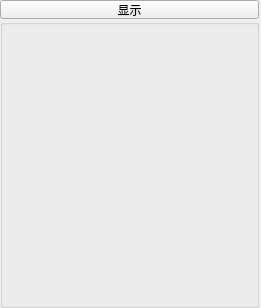
Above: ShaGang/view/DataForm.ui from Leroy888/ShaGang before the change. Below: the same form after it.
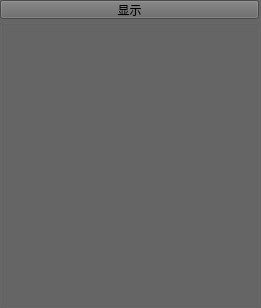
That is the form after the change. Icons and pictures are not drawn.

What changed in the file:
```diff
--- a/ShaGang/view/DataForm.ui
+++ b/ShaGang/view/DataForm.ui
@@ -13,6 +13,10 @@
   <property name="windowTitle">
    <string>Form</string>
   </property>
+  <property name="styleSheet">
+   <string notr="true">background-color: rgb(102, 102, 102);
+</string>
+  </property>
   <layout class="QGridLayout" name="gridLayout">
    <property name="leftMargin">
     <number>0</number>
@@ -40,6 +44,9 @@
        <height>19</height>
       </size>
      </property>
+     <property name="styleSheet">
+      <string notr="true">background-color: rgb(102, 102, 102);</string>
+     </property>
      <property name="text">
       <string>显示</string>
      </property>
```
